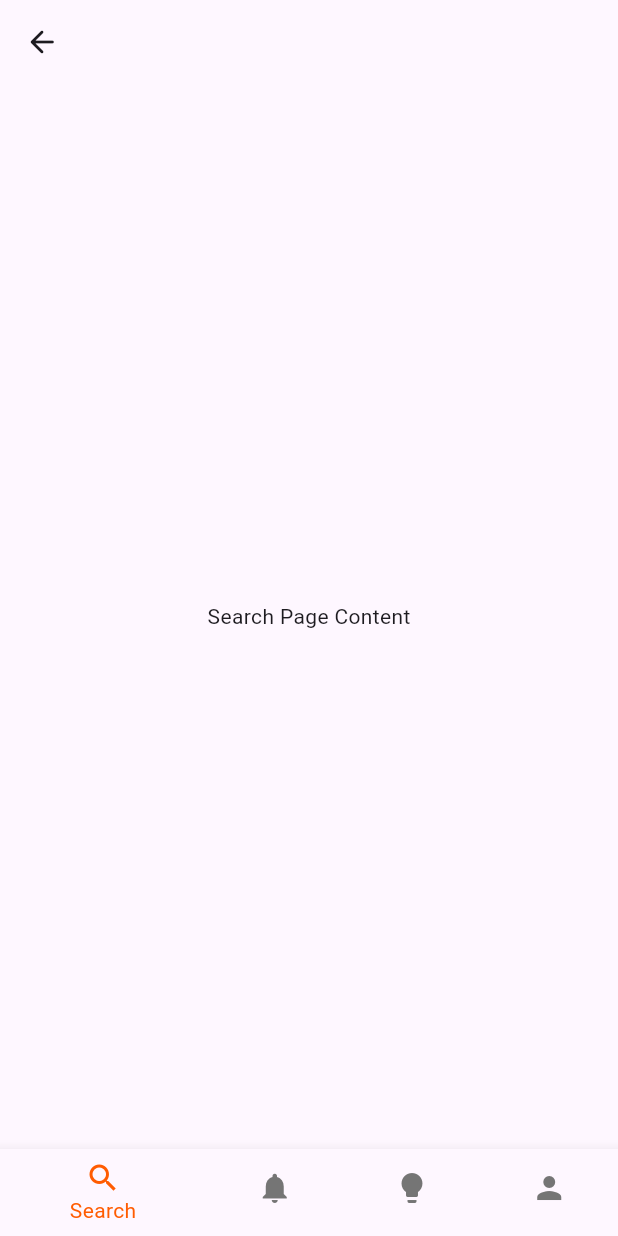
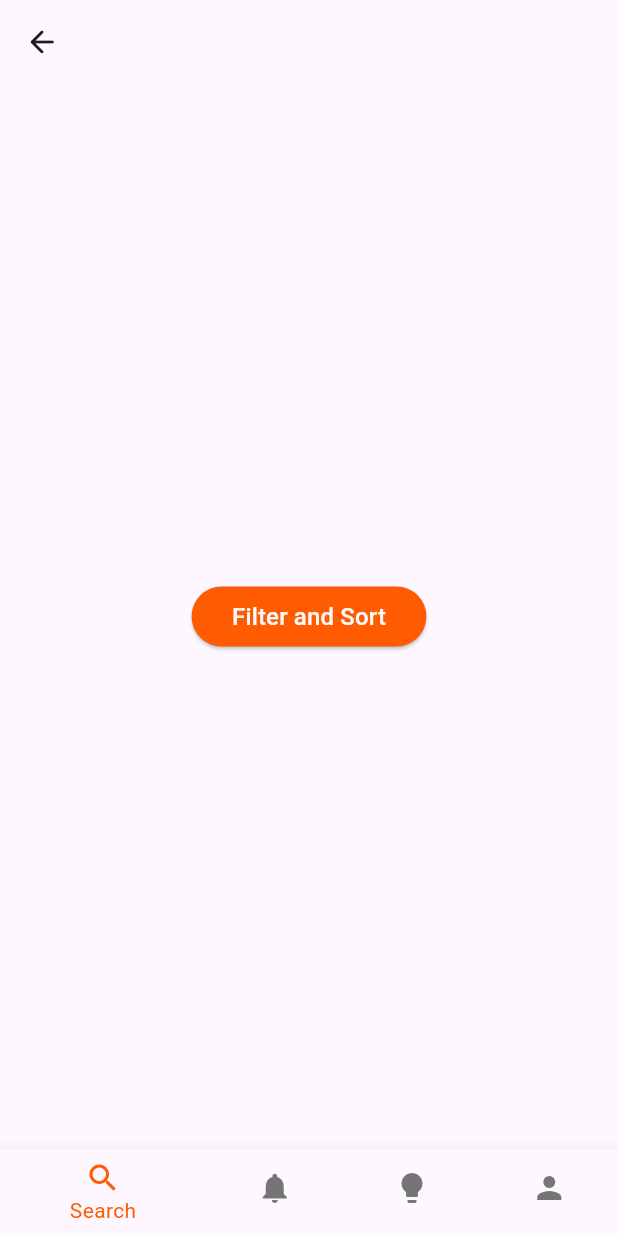
Before and after one commit to TeamTechSamurais/Panchikawatta_Frontend, a Flutter app: the screen it shows after launch, on a phone screen of 412 x 824 dp. Run offline on Flutter 3.47's test engine with Material 3 defaults, Android fonts, the phone set to English and light mode, and no system bars.

Commit message:
Search page updated

```diff
--- /dev/null
+++ b/panchikawatta/lib/components/custom_button.dart
@@ -0,0 +1,30 @@
+import 'package:flutter/material.dart';
+
+class CustomButton extends StatelessWidget {
+  final VoidCallback onPressed;
+  final String text;
+
+  const CustomButton({
+    super.key,
+    required this.onPressed,
+    required this.text,
+  });
+
+  @override
+  Widget build(BuildContext context) {
+    return ElevatedButton(
+      onPressed: onPressed,
+      style: ElevatedButton.styleFrom(
+        backgroundColor: const Color(0xFFFF5C01),
+        minimumSize: Size(MediaQuery.of(context).size.width * 0.38, 40),
+        shape: RoundedRectangleBorder(
+          borderRadius: BorderRadius.circular(30),
+        ),
+      ),
+      child: Text(
+        text,
+        style: const TextStyle(fontSize: 16, color: Color(0xFFFAFAFA)),
+      ),
+    );
+  }
+}
--- a/panchikawatta/lib/screens/search_page.dart
+++ b/panchikawatta/lib/screens/search_page.dart
@@ -1,8 +1,12 @@
+// ignore_for_file: use_key_in_widget_constructors
+
 import 'package:flutter/material.dart';
+import 'package:panchikawatta/components/custom_button.dart';
+import 'package:panchikawatta/screens/filter_sort.dart';
 
 // ignore: camel_case_types
 class search_page extends StatelessWidget {
-  const search_page({super.key});
+  const search_page({Key? key});
 
   @override
   Widget build(BuildContext context) {
@@ -23,8 +27,18 @@ class search_page extends StatelessWidget {
           ),
         ),
       ),
-      body: const Center(
-        child: Text('Search Page Content'),
+      body: Center(
+        child: CustomButton(
+          onPressed: () {
+            Navigator.push(
+              context,
+              MaterialPageRoute(
+                builder: (context) => FilterSortScreen(),
+              ),
+            );
+          },
+          text: 'Filter and Sort',
+        ),
       ),
     );
   }
```
Also changed, not shown: panchikawatta/lib/screens/filter_sort.dart (added, +25 -0 lines).
